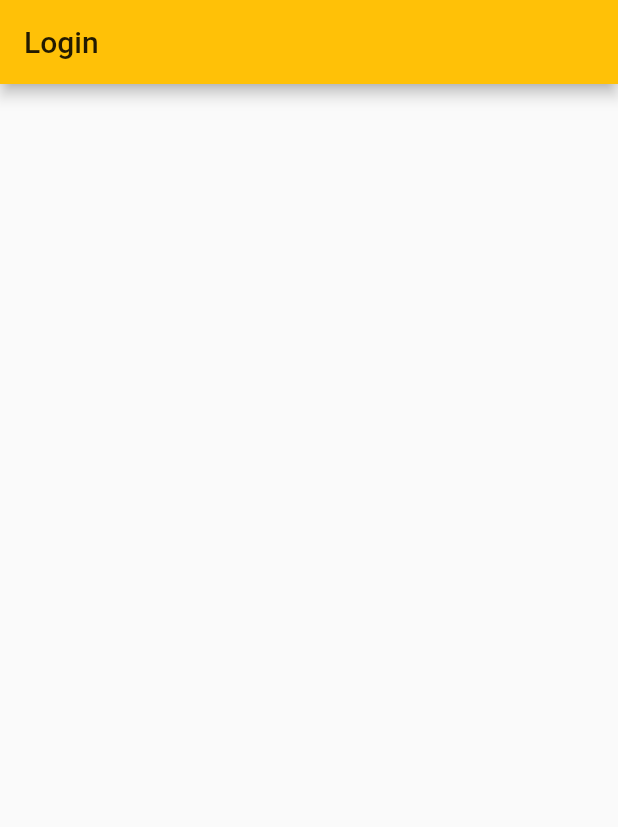
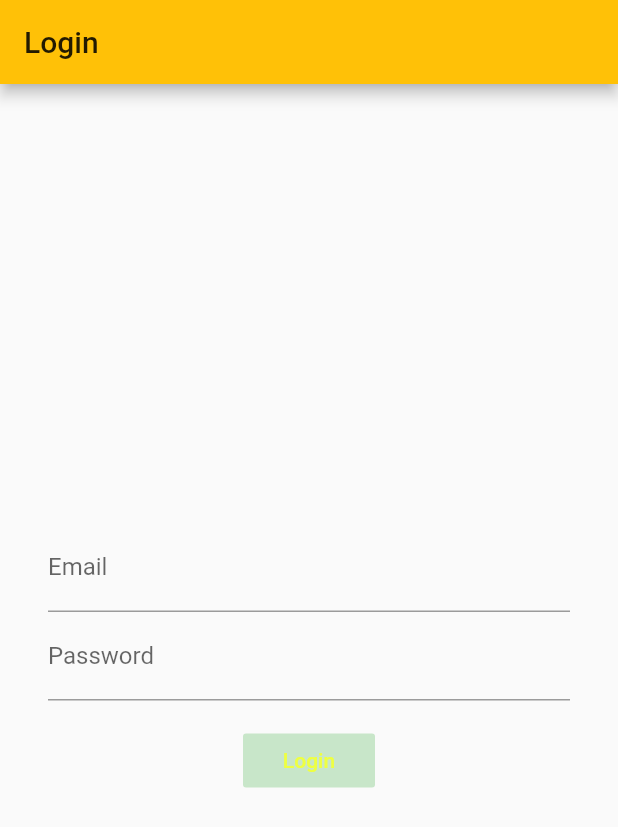
Before and after one commit to tinkooladik/test_asgmt_talkremit, a Flutter app: the screen it shows after launch, on a phone screen of 412 x 824 dp. Shown: the top 827 px of the screen. Run offline on Flutter 3.47's test engine with Material 2 defaults, Android fonts, the phone set to English and light mode, and no system bars.

Commit message:
added login screen

```diff
--- a/lib/main.dart
+++ b/lib/main.dart
@@ -1,4 +1,6 @@
 import 'package:flutter/material.dart';
+
+import './screens/login_screen.dart';
 
 void main() => runApp(MyApp());
 
@@ -6,7 +8,15 @@ class MyApp extends StatelessWidget {
   // This widget is the root of your application.
   @override
   Widget build(BuildContext context) {
-    return MaterialApp(
+    return GestureDetector(
+      onTap: () {
+        FocusScopeNode currentFocus = FocusScope.of(context);
+
+        if (!currentFocus.hasPrimaryFocus) {
+          currentFocus.unfocus();
+        }
+      },
+      child: MaterialApp(
         title: 'TalkRemit',
         theme: ThemeData(
           primarySwatch: Colors.amber,
@@ -15,15 +25,10 @@ class MyApp extends StatelessWidget {
           appBar: AppBar(
             title: Text("Login"),
           ),
+          resizeToAvoidBottomPadding: true,
           body: LoginPage(),
+        ),
       ),
     );
   }
 }
-
-class LoginPage extends StatelessWidget {
-  @override
-  Widget build(BuildContext context) {
-    return Container();
-  }
-}
--- /dev/null
+++ b/lib/screens/login_screen.dart
@@ -0,0 +1,75 @@
+import 'package:flutter/material.dart';
+
+class LoginPage extends StatefulWidget {
+  @override
+  _LoginPageState createState() => _LoginPageState();
+}
+
+class _LoginPageState extends State<LoginPage> {
+  final _emailController = TextEditingController();
+  final _passwordController = TextEditingController();
+
+  bool _isEmailValid = false;
+  bool _isPasswordValid = false;
+
+  @override
+  Widget build(BuildContext context) {
+    return Padding(
+      padding: const EdgeInsets.symmetric(horizontal: 32),
+      child: Column(
+        mainAxisAlignment: MainAxisAlignment.center,
+        children: <Widget>[
+          TextField(
+            keyboardType: TextInputType.emailAddress,
+            decoration: InputDecoration(
+              labelText: "Email",
+            ),
+            onChanged: _validateEmail,
+            controller: _emailController,
+          ),
+          TextField(
+            keyboardType: TextInputType.text,
+            decoration: InputDecoration(
+              labelText: "Password",
+            ),
+            obscureText: true,
+            onChanged: _validatePassword,
+            controller: _passwordController,
+          ),
+          Container(
+            margin: EdgeInsets.only(top: 16),
+            child: FlatButton(
+              color: Colors.green,
+              textColor: Colors.limeAccent,
+              disabledColor: Colors.green[100],
+              child: Text("Login"),
+              onPressed: _isEmailValid && _isPasswordValid ? _login : null,
+            ),
+          ),
+        ],
+      ),
+    );
+  }
+
+  void _login() {
+    Scaffold.of(context).showSnackBar(SnackBar(
+      content: Text(
+          "email: ${_emailController.text}, pass: ${_passwordController.text}"),
+    ));
+  }
+
+  void _validateEmail(String email) {
+    Pattern pattern =
+        r'^(([^<>()[\]\\.,;:\s@\"]+(\.[^<>()[\]\\.,;:\s@\"]+)*)|(\".+\"))@((\[[0-9]{1,3}\.[0-9]{1,3}\.[0-9]{1,3}\.[0-9]{1,3}\])|(([a-zA-Z\-0-9]+\.)+[a-zA-Z]{2,}))$';
+    RegExp regex = new RegExp(pattern);
+    setState(() {
+      _isEmailValid = (!regex.hasMatch(email)) ? false : true;
+    });
+  }
+
+  void _validatePassword(String password) {
+    setState(() {
+      _isPasswordValid = password.length >= 3;
+    });
+  }
+}
```
Lines whose indentation alone changed are shown as unchanged.
